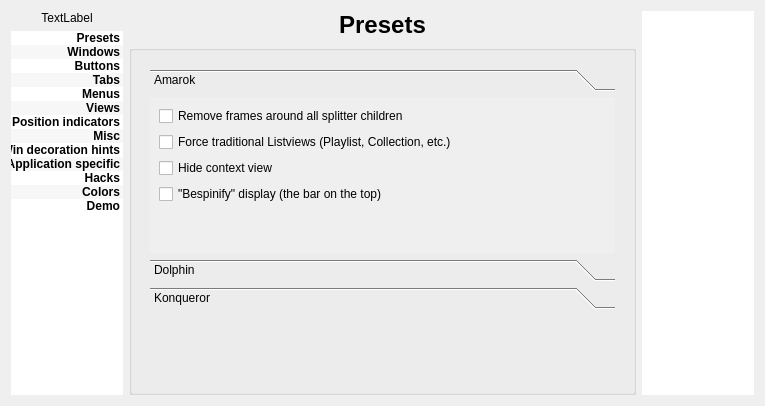
Qt form config/config.ui (deiv/bespin-pkg) before a commit.
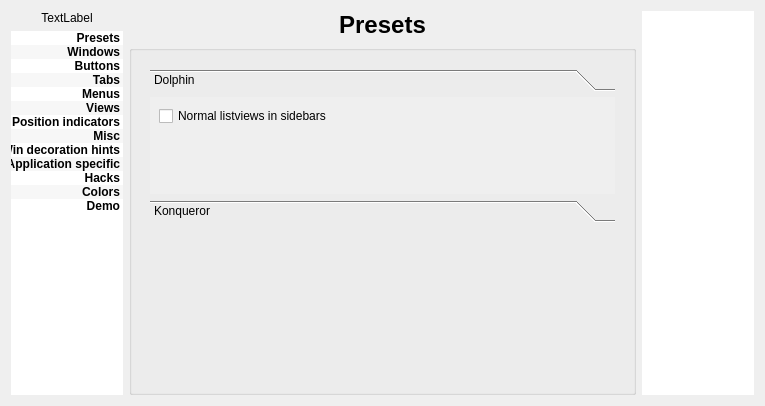
The same form after that commit. The open tabs and pages were chosen to show the change.

Commit message: remove amarok hacks from config as well

What changed in the file:
```diff
--- a/config/config.ui
+++ b/config/config.ui
@@ -2913,69 +2913,13 @@
             <property name="currentIndex">
              <number>2</number>
             </property>
-            <widget class="QWidget" name="page_3">
-             <property name="geometry">
-              <rect>
-               <x>0</x>
-               <y>0</y>
-               <width>305</width>
-               <height>110</height>
-              </rect>
-             </property>
-             <attribute name="label">
-              <string>Amarok</string>
-             </attribute>
-             <layout class="QGridLayout" name="gridLayout_26">
-              <item row="0" column="0">
-               <widget class="QCheckBox" name="hackAmarokFrames">
-                <property name="text">
-                 <string>Remove frames around all splitter children</string>
-                </property>
-               </widget>
-              </item>
-              <item row="1" column="0">
-               <widget class="QCheckBox" name="hackAmarokListview">
-                <property name="text">
-                 <string>Force traditional Listviews (Playlist, Collection, etc.)</string>
-                </property>
-               </widget>
-              </item>
-              <item row="2" column="0">
-               <widget class="QCheckBox" name="hackAmarokContext">
-                <property name="text">
-                 <string>Hide context view</string>
-                </property>
-               </widget>
-              </item>
-              <item row="3" column="0">
-               <widget class="QCheckBox" name="hackAmarokDisplay">
-                <property name="text">
-                 <string>&quot;Bespinify&quot; display (the bar on the top)</string>
-                </property>
-               </widget>
-              </item>
-              <item row="4" column="0">
-               <spacer name="verticalSpacer_9">
-                <property name="orientation">
-                 <enum>Qt::Vertical</enum>
-                </property>
-                <property name="sizeHint" stdset="0">
-                 <size>
-                  <width>20</width>
-                  <height>40</height>
-                 </size>
-                </property>
-               </spacer>
-              </item>
-             </layout>
-            </widget>
             <widget class="QWidget" name="page_7">
              <property name="geometry">
               <rect>
                <x>0</x>
                <y>0</y>
-               <width>186</width>
-               <height>38</height>
+               <width>445</width>
+               <height>112</height>
               </rect>
              </property>
              <attribute name="label">
```
Left out of the diff: 34 changed lines with no effect on the pictures. The commit also changes 1 other file.
